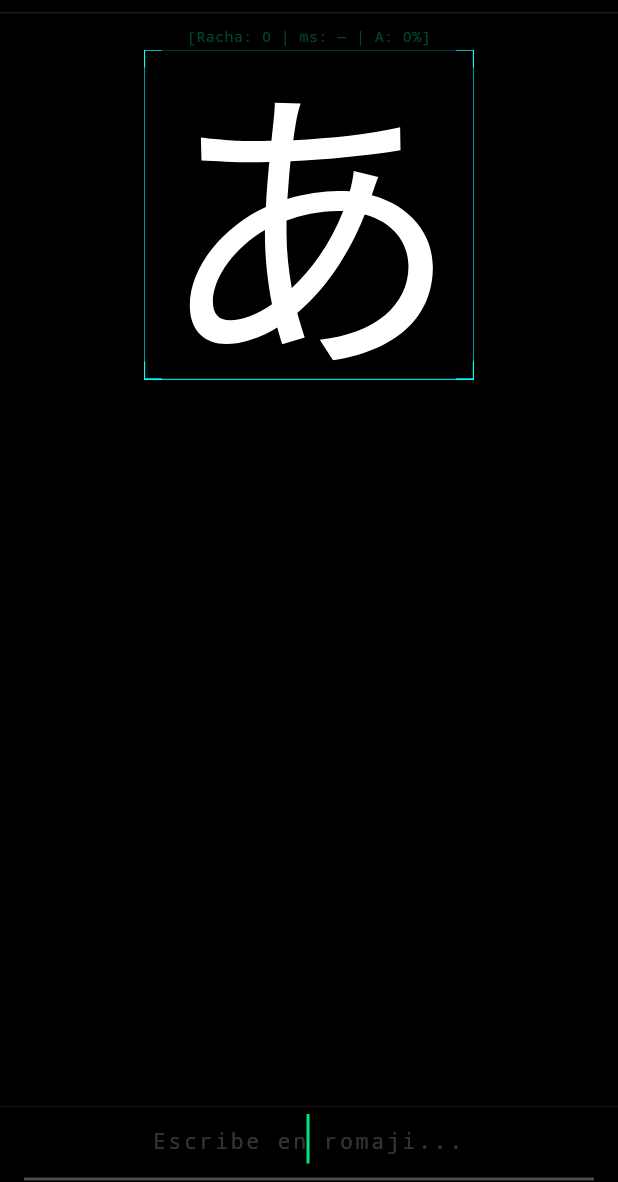
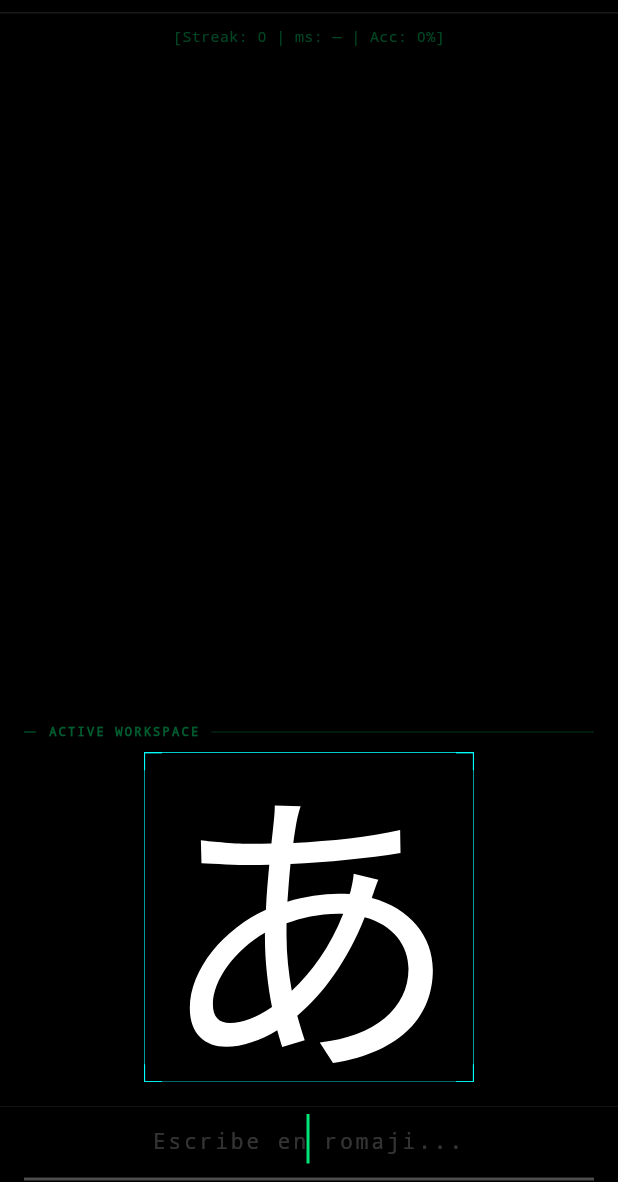
Before and after one commit to calinrus-dev/KanjiZen, a Flutter app: the EngineSelectorScreen screen opened by its route, on a phone screen of 412 x 824 dp, the part 54-1236 px from its top. Run offline on Flutter 3.47's test engine with Material 3 defaults, Android fonts, the phone set to English and light mode, and no system bars; drawn by our look-alikes of flutter_animate; our stand-ins replace flutter_riverpod, flutter_tts, freezed_annotation, go_router, isar, path_drawing and 1 more; accounts and stored records are empty; generated files the repository leaves out were written again.

Commit message:
refactor: decouple active workspace, translate mason bricks, and rewrite technical documentation

```diff
--- a/apps/kanjizen_app/lib/src/features/home/presentation/engine_selector_screen.dart
+++ b/apps/kanjizen_app/lib/src/features/home/presentation/engine_selector_screen.dart
@@ -28,7 +28,6 @@ class _EngineSelectorScreenState extends ConsumerState<EngineSelectorScreen>
     with WidgetsBindingObserver {
   final ScrollController _scrollController = ScrollController();
   bool _showSnapToBottom = false;
-  bool _pausedByScroll = false;
 
   @override
   void initState() {
@@ -70,11 +69,15 @@ class _EngineSelectorScreenState extends ConsumerState<EngineSelectorScreen>
 
   void _scrollToBottom() {
     if (_scrollController.hasClients) {
+      Future.delayed(const Duration(milliseconds: 50), () {
+        if (_scrollController.hasClients) {
           _scrollController.animateTo(
             _scrollController.position.maxScrollExtent,
             duration: const Duration(milliseconds: 250),
             curve: Curves.easeOut,
           );
+        }
+      });
     }
   }
 
@@ -497,27 +500,29 @@ class _EngineSelectorScreenState extends ConsumerState<EngineSelectorScreen>
     );
   }
 
-  double _calculateActiveGridHeight(
-    List<FeedNode> nodes,
-    double canvasHeight,
-    AppLayoutMode layoutMode,
-  ) {
-    if (nodes.isEmpty) return 0.0;
-    final lastNode = nodes.last;
-    if (lastNode is! MecaInputNode) return 0.0;
-    final targetCharacters = lastNode.targetCharacters;
-
-    double cellSize = 80.0;
-    if (targetCharacters.length == 1 || layoutMode == AppLayoutMode.syllable) {
-      cellSize = canvasHeight * 0.40;
-    } else {
-      cellSize = canvasHeight * 0.22;
-      final maxAvailableWidth = MediaQuery.of(context).size.width - 32.0;
-      if (cellSize * targetCharacters.length > maxAvailableWidth) {
-        cellSize = maxAvailableWidth / targetCharacters.length;
+  Widget _buildActiveNodeWidget(FeedNode node, double localCanvasHeight) {
+    if (node is MecaInputNode) {
+      return MecaInputWidget(node: node);
+    } else if (node is KanjiProductionNode) {
+      return KanjiProductionWidget(productionNode: node);
+    } else if (node is ConceptRecallNode) {
+      return KanjiProductionWidget(recallNode: node);
+    } else if (node is KanjiQuizNode) {
+      return KanjiQuizWidget(node: node);
+    } else if (node is LaneCollisionViewportNode) {
+      return SizedBox(
+        height: (localCanvasHeight * 0.55).clamp(280.0, 400.0),
+        child: ArcadeViewportWidget(node: node),
+      );
+    } else if (node is StrokeValidationNode) {
+      return SizedBox(
+        height: (localCanvasHeight * 0.5).clamp(240.0, 320.0),
+        child: StrokeValidationWidget(node: node),
+      );
+    } else if (node is ExerciseReportNode) {
+      return ExerciseReportWidget(node: node);
     }
-    }
-    return cellSize.clamp(40.0, 220.0);
+    return const SizedBox.shrink();
   }
 
   @override
@@ -528,9 +533,14 @@ class _EngineSelectorScreenState extends ConsumerState<EngineSelectorScreen>
     final activeSession = timelineState.activeSession;
     final nodes = activeSession.nodes;
 
-    // Listen for new timeline events to auto-scroll
+    final frozenNodes = nodes.where((n) => n.isFrozen).toList();
+    final activeNode = nodes.where((n) => !n.isFrozen).firstOrNull;
+
+    // Listen for new frozen timeline events to auto-scroll the history list
     ref.listen<int>(
-      timelineProvider.select((s) => s.activeSession.nodes.length),
+      timelineProvider.select(
+        (s) => s.activeSession.nodes.where((n) => n.isFrozen).length,
+      ),
       (_, next) {
         WidgetsBinding.instance.addPostFrameCallback((_) => _scrollToBottom());
       },
@@ -541,7 +551,7 @@ class _EngineSelectorScreenState extends ConsumerState<EngineSelectorScreen>
     final avgMs = timelineState.avgMs;
     final hitRateAcc = (timelineState.hitRate * 100).toStringAsFixed(0);
     final telemetryStr =
-        '[Racha: $streak | ms: ${avgMs > 0 ? avgMs : "—"} | A: $hitRateAcc%]';
+        '[Streak: $streak | ms: ${avgMs > 0 ? avgMs : "—"} | Acc: $hitRateAcc%]';
 
     // UI elements setup
 
@@ -615,19 +625,11 @@ class _EngineSelectorScreenState extends ConsumerState<EngineSelectorScreen>
               child: LayoutBuilder(
                 builder: (ctx, constraints) {
                   final localCanvasHeight = constraints.maxHeight;
-                  final activeGridHeight = _calculateActiveGridHeight(
-                    nodes,
-                    localCanvasHeight,
-                    settings.layoutMode,
-                  );
-                  final localBottomPadding = activeGridHeight > 0.0
-                      ? (localCanvasHeight - activeGridHeight) / 2
-                      : 24.0;
 
                   if (nodes.isEmpty) {
                     return Center(
                       child: Text(
-                        'ESPERANDO CONEXIÓN DEL INGRESO...',
+                        'WAITING FOR SESSION INPUT...',
                         style: TextStyle(
                           color: accent.withValues(alpha: 0.3),
                           fontSize: 11,
@@ -639,11 +641,11 @@ class _EngineSelectorScreenState extends ConsumerState<EngineSelectorScreen>
 
                   return Stack(
                     children: [
+                      Column(
+                        children: [
                           // Telemetry Overlay
-                      Positioned(
-                        top: 8,
-                        left: 16,
-                        right: 16,
+                          Padding(
+                            padding: const EdgeInsets.symmetric(vertical: 8),
                             child: Text(
                               telemetryStr,
                               textAlign: TextAlign.center,
@@ -654,36 +656,18 @@ class _EngineSelectorScreenState extends ConsumerState<EngineSelectorScreen>
                               ),
                             ),
                           ),
-                      // Feed scrolling list builder
-                      NotificationListener<UserScrollNotification>(
-                        onNotification: (notification) {
-                          final maxScroll =
-                              notification.metrics.maxScrollExtent;
-                          final pixels = notification.metrics.pixels;
-                          // Detectar deslizamiento hacia arriba para ver el historial
-                          if (pixels < maxScroll - 20) {
-                            if (!timelineState.isPaused) {
-                              _pausedByScroll = true;
-                              ref.read(timelineProvider.notifier).pauseGame();
-                            }
-                          } else if (pixels >= maxScroll - 5) {
-                            // Detectar retorno al final
-                            if (timelineState.isPaused && _pausedByScroll) {
-                              _pausedByScroll = false;
-                              ref.read(timelineProvider.notifier).resumeGame();
-                            }
-                          }
-                          return true;
-                        },
+
+                          // Feed scrolling list builder (History Feed)
+                          Expanded(
                             child: ListView.builder(
                               controller: _scrollController,
-                          padding: EdgeInsets.only(
-                            top: 24,
-                            bottom: localBottomPadding,
+                              padding: const EdgeInsets.only(
+                                top: 12,
+                                bottom: 24,
                               ),
-                          itemCount: nodes.length,
+                              itemCount: frozenNodes.length,
                               itemBuilder: (ctx, i) {
-                            final node = nodes[i];
+                                final node = frozenNodes[i];
                                 // Render appropriate node based on its type
                                 if (node is MecaInputNode) {
                                   return MecaInputWidget(node: node);
@@ -692,37 +676,67 @@ class _EngineSelectorScreenState extends ConsumerState<EngineSelectorScreen>
                                     productionNode: node,
                                   );
                                 } else if (node is ConceptRecallNode) {
-                              return KanjiProductionWidget(recallNode: node);
+                                  return KanjiProductionWidget(
+                                    recallNode: node,
+                                  );
                                 } else if (node is KanjiQuizNode) {
                                   return KanjiQuizWidget(node: node);
                                 } else if (node is LaneCollisionViewportNode) {
-                              if (node.isFrozen) {
                                   return ArcadeViewportWidget(node: node);
-                              }
-                              return SizedBox(
-                                height: (localCanvasHeight * 0.6).clamp(
-                                  300.0,
-                                  440.0,
-                                ),
-                                child: ArcadeViewportWidget(node: node),
-                              );
                                 } else if (node is StrokeValidationNode) {
-                              if (node.isFrozen) {
                                   return StrokeValidationWidget(node: node);
-                              }
-                              return SizedBox(
-                                height: (localCanvasHeight * 0.55).clamp(
-                                  260.0,
-                                  360.0,
-                                ),
-                                child: StrokeValidationWidget(node: node),
-                              );
                                 } else if (node is ExerciseReportNode) {
                                   return ExerciseReportWidget(node: node);
                                 }
                                 return const SizedBox.shrink();
                               },
                             ),
+                          ),
+
+                          // Active Workspace Area
+                          if (activeNode != null) ...[
+                            Padding(
+                              padding: const EdgeInsets.symmetric(
+                                horizontal: 16,
+                                vertical: 8,
+                              ),
+                              child: Row(
+                                children: [
+                                  Container(
+                                    width: 8,
+                                    height: 1,
+                                    color: accent.withValues(alpha: 0.3),
+                                  ),
+                                  const SizedBox(width: 8),
+                                  Text(
+                                    'ACTIVE WORKSPACE',
+                                    style: TextStyle(
+                                      color: accent.withValues(alpha: 0.4),
+                                      fontFamily: 'Courier',
+                                      fontSize: 8,
+                                      fontWeight: FontWeight.bold,
+                                      letterSpacing: 1.5,
+                                    ),
+                                  ),
+                                  const SizedBox(width: 8),
+                                  Expanded(
+                                    child: Divider(
+                                      color: accent.withValues(alpha: 0.15),
+                                      height: 1,
+                                    ),
+                                  ),
+                                ],
+                              ),
+                            ),
+                            Container(
+                              padding: const EdgeInsets.only(bottom: 16),
+                              child: _buildActiveNodeWidget(
+                                activeNode,
+                                localCanvasHeight,
+                              ),
+                            ),
+                          ],
+                        ],
                       ),
 
                       // Central pause overlay actions when paused (Oculto al inspeccionar historial)
@@ -749,7 +763,7 @@ class _EngineSelectorScreenState extends ConsumerState<EngineSelectorScreen>
                                         ],
                                       ),
                                       child: const Text(
-                                        'SISTEMA PAUSADO',
+                                        'SYSTEM PAUSED',
                                         style: TextStyle(
                                           color: CyberTheme.errorRed,
                                           fontFamily: 'Courier',
@@ -763,7 +777,7 @@ class _EngineSelectorScreenState extends ConsumerState<EngineSelectorScreen>
                                     SizedBox(
                                       width: 240,
                                       child: CyberButton(
-                                        label: 'REANUDAR',
+                                        label: 'RESUME',
                                         onTap: () {
                                           ref
                                               .read(timelineProvider.notifier)
@@ -776,7 +790,7 @@ class _EngineSelectorScreenState extends ConsumerState<EngineSelectorScreen>
                                     SizedBox(
                                       width: 240,
                                       child: CyberButton(
-                                        label: 'AJUSTES',
+                                        label: 'SETTINGS',
                                         onTap: () {
                                           _showContextSettings(
                                             context,
@@ -791,7 +805,7 @@ class _EngineSelectorScreenState extends ConsumerState<EngineSelectorScreen>
                                     SizedBox(
                                       width: 240,
                                       child: CyberButton(
-                                        label: 'DESCONECTAR',
+                                        label: 'DISCONNECT',
                                         onTap: () {
                                           SystemNavigator.pop();
                                         },
@@ -812,7 +826,6 @@ class _EngineSelectorScreenState extends ConsumerState<EngineSelectorScreen>
                           right: 16,
                           child: GestureDetector(
                             onTap: () {
-                              _pausedByScroll = false;
                               _scrollToBottom();
                               ref.read(timelineProvider.notifier).resumeGame();
                             },
--- a/apps/kanjizen_app/lib/src/features/home/presentation/widgets/dynamic_terminal_bar.dart
+++ b/apps/kanjizen_app/lib/src/features/home/presentation/widgets/dynamic_terminal_bar.dart
@@ -56,7 +56,13 @@ class _DynamicTerminalBarState extends ConsumerState<DynamicTerminalBar> {
         lastNode is ConceptRecallNode) {
       // TerminalMode - keyboard typing
       if (!_focusNode.hasFocus && !timelineState.isPaused) {
-        _focusNode.requestFocus();
+        WidgetsBinding.instance.addPostFrameCallback((_) {
+          if (mounted &&
+              !_focusNode.hasFocus &&
+              !ref.read(timelineProvider).isPaused) {
+            _focusNode.requestFocus();
+          }
+        });
       }
 
       String hint = 'Escribe en romaji...';
--- a/tools/mason/bricks/feature_brick/__brick__/{{name}}/domain/{{name}}_state.dart
+++ b/tools/mason/bricks/feature_brick/__brick__/{{name}}/domain/{{name}}_state.dart
@@ -2,8 +2,8 @@ import 'package:freezed_annotation/freezed_annotation.dart';
 
 part '{{name}}_state.freezed.dart';
 
-/// Estado inmutable del feature {{name}}.
-/// Generado por feature_brick.
+/// Immutable state for the {{name}} feature.
+/// Generated by feature_brick.
 @freezed
 class {{name.pascalCase()}}State with _${{name.pascalCase()}}State {
   const factory {{name.pascalCase()}}State() = _{{name.pascalCase()}}State;
--- a/tools/mason/bricks/feature_brick/__brick__/{{name}}/presentation/widgets/{{name}}_widget.dart
+++ b/tools/mason/bricks/feature_brick/__brick__/{{name}}/presentation/widgets/{{name}}_widget.dart
@@ -1,7 +1,7 @@
 import 'package:flutter/material.dart';
 
-/// Widget principal del feature {{name}}.
-/// Generado por feature_brick.
+/// Main widget for the {{name}} feature.
+/// Generated by feature_brick.
 class {{name.pascalCase()}}Widget extends StatelessWidget {
   const {{name.pascalCase()}}Widget({super.key});
 
--- a/tools/mason/bricks/feature_brick/__brick__/{{name}}/providers/{{name}}_provider.dart
+++ b/tools/mason/bricks/feature_brick/__brick__/{{name}}/providers/{{name}}_provider.dart
@@ -3,8 +3,8 @@ import '../domain/{{name}}_state.dart';
 
 part '{{name}}_provider.g.dart';
 
-/// Provider del feature {{name}}.
-/// Generado por feature_brick — implementar lógica de negocio.
+/// Provider for the {{name}} feature.
+/// Generated by feature_brick — implement business logic here.
 @riverpod
 class {{name.pascalCase()}}Notifier extends _${{name.pascalCase()}}Notifier {
   @override
--- a/tools/mason/bricks/feature_brick/brick.yaml
+++ b/tools/mason/bricks/feature_brick/brick.yaml
@@ -1,5 +1,5 @@
 name: feature_brick
-description: Genera la estructura estándar de un feature en kanjizen_app (presentation, providers, domain).
+description: Generates the standard structure of a feature in kanjizen_app (presentation, providers, domain).
 version: 0.1.0+1
 environment:
   mason: ">=0.1.0-dev.52 <0.1.0"
@@ -7,5 +7,5 @@ environment:
 vars:
   name:
     type: string
-    description: Nombre del feature en snake_case (ej. home, inventory, profile)
-    prompt: "¿Nombre del feature?"
+    description: The name of the feature in snake_case (e.g. home, inventory, profile)
+    prompt: "What is the feature name?"
```
Also changed, not shown: melos.yaml (+43 -14 lines), tools/mason/bricks/feature_brick/__brick__/{{name}}/presentation/{{name}}_screen.dart (+74 -7 lines), 1 other file. Lines whose indentation alone changed are shown as unchanged.
